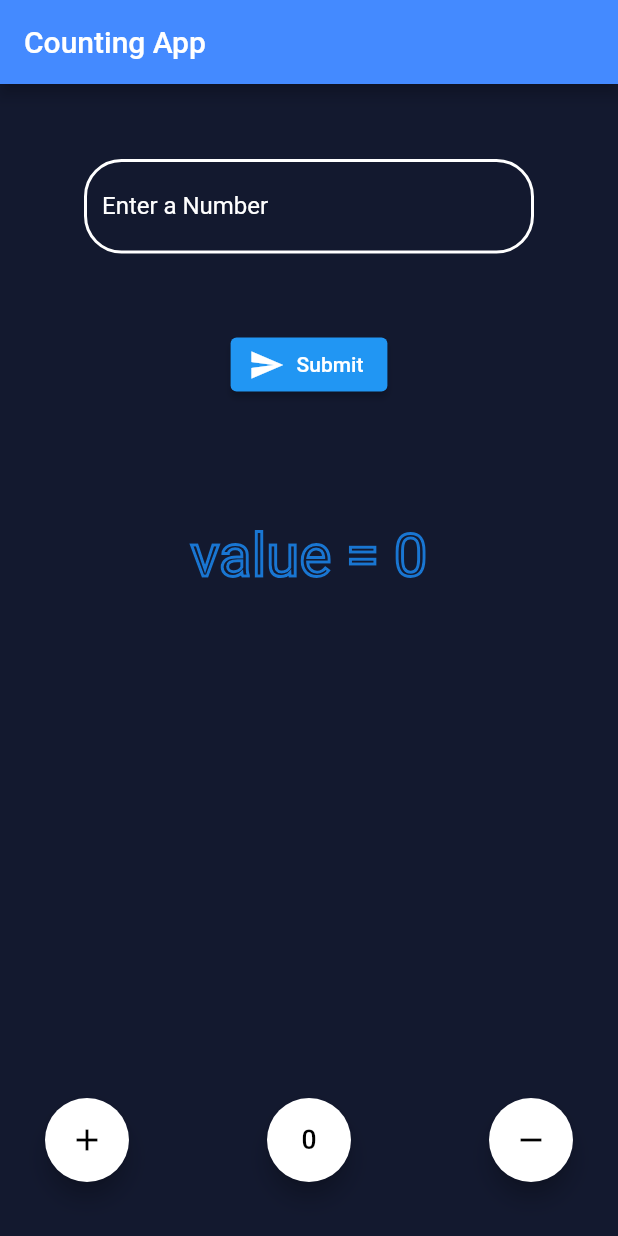
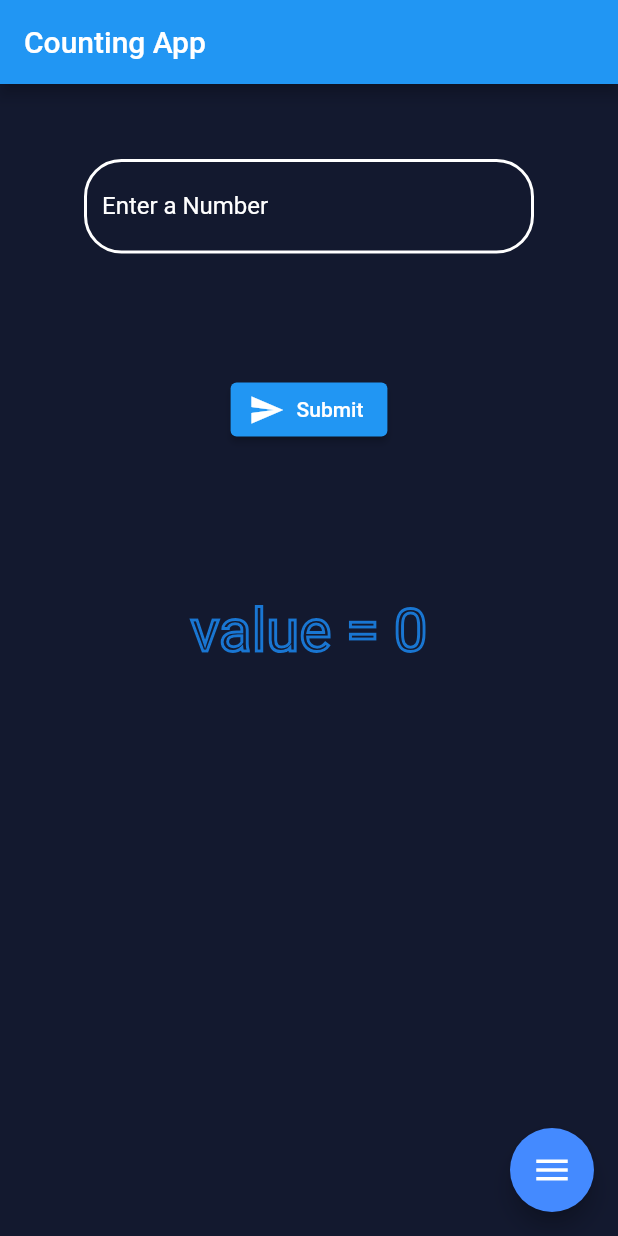
Before and after one commit to vatsalpatani/flutter_apps_code, a Flutter app: the screen it shows after launch, on a phone screen of 412 x 824 dp. Run offline on Flutter 3.47's test engine with Material 2 defaults, Android fonts, the phone set to English and light mode, and no system bars; drawn by our look-alikes of flutter_speed_dial.

Commit message:
new changes

```diff
--- a/lib/main.dart
+++ b/lib/main.dart
@@ -1,8 +1,9 @@
+// ignore_for_file: avoid_print
+
 import 'package:flutter/material.dart';
+import 'package:flutter_speed_dial/flutter_speed_dial.dart';
 
-void main() {
-  runApp(const MyApp());
-}
+void main() => runApp(const MyApp());
 
 class MyApp extends StatefulWidget {
   const MyApp({super.key});
@@ -12,32 +13,10 @@ class MyApp extends StatefulWidget {
 }
 
 class _MyAppState extends State<MyApp> {
-  @override
-  Widget build(BuildContext context) {
-    return MaterialApp(
-      debugShowCheckedModeBanner: false,
-      title: 'My App',
-      theme: ThemeData(
-        scaffoldBackgroundColor: const Color.fromARGB(255, 19, 25, 47),
-        primarySwatch: Colors.blue,
-      ),
-      home: //Home(),
-          const MyHomePage(title: 'Counting App'),
-    );
-  }
-}
+  int _counter = 0;
 
-class MyHomePage extends StatefulWidget {
-  const MyHomePage({Key? key, required this.title}) : super(key: key);
-  final String title;
+  var title = '';
 
-  @override
-  State<MyHomePage> createState() => _MyHomePageState();
-}
-
-class _MyHomePageState extends State<MyHomePage> {
-  int _counter = 0;
-  var title = '';
   String text = "No Value Entered";
 
   void _setText() {
@@ -64,12 +43,58 @@ class _MyHomePageState extends State<MyHomePage> {
     });
   }
 
+  SpeedDial buildSpeedDial() {
+    return SpeedDial(
+      animatedIcon: AnimatedIcons.menu_close,
+      animatedIconTheme: const IconThemeData(size: 28.0),
+      backgroundColor: Colors.blueAccent,
+      visible: true,
+      curve: Curves.bounceInOut,
+      children: [
+        SpeedDialChild(
+          child: const Icon(Icons.add, color: Colors.white),
+          backgroundColor: Colors.blue,
+          onTap: _incrementCounter,
+          label: 'Increment',
+          labelStyle:
+              const TextStyle(fontWeight: FontWeight.w500, color: Colors.white),
+          labelBackgroundColor: Colors.black,
+        ),
+        SpeedDialChild(
+          child: const Icon(Icons.remove, color: Colors.white),
+          backgroundColor: Colors.blue,
+          onTap: _decrementCounter,
+          label: 'Decrement',
+          labelStyle:
+              const TextStyle(fontWeight: FontWeight.w500, color: Colors.white),
+          labelBackgroundColor: Colors.black,
+        ),
+        SpeedDialChild(
+          child: const Icon(Icons.exposure_zero_sharp, color: Colors.white),
+          backgroundColor: Colors.blue,
+          onTap: _reset,
+          label: 'Reset',
+          labelStyle:
+              const TextStyle(fontWeight: FontWeight.w500, color: Colors.white),
+          labelBackgroundColor: Colors.black,
+        ),
+      ],
+    );
+  }
+
   @override
   Widget build(BuildContext context) {
-    return Scaffold(
+    return MaterialApp(
+      debugShowCheckedModeBanner: false,
+      title: 'My App',
+      theme: ThemeData(
+        scaffoldBackgroundColor: const Color.fromARGB(255, 19, 25, 47),
+        primarySwatch: Colors.blue,
+      ),
+      home: Scaffold(
         appBar: AppBar(
-        title: Text(widget.title),
-        backgroundColor: Colors.blueAccent,
+          title: const Text('Counting App'),
+          backgroundColor: Colors.blue,
         ),
         body: SingleChildScrollView(
           child: Column(
@@ -107,7 +132,7 @@ class _MyHomePageState extends State<MyHomePage> {
                 ),
               ),
               const SizedBox(
-              height: 50,
+                height: 80,
               ),
               Align(
                 child: ElevatedButton.icon(
@@ -119,7 +144,7 @@ class _MyHomePageState extends State<MyHomePage> {
                 ),
               ),
               const SizedBox(
-              height: 80,
+                height: 100,
               ),
               Align(
                 alignment: Alignment.center,
@@ -135,48 +160,13 @@ class _MyHomePageState extends State<MyHomePage> {
                   ),
                 ),
               ),
+              const SizedBox(
+                height: 150,
+              ),
             ],
           ),
         ),
-      floatingActionButtonLocation: FloatingActionButtonLocation.centerFloat,
-      floatingActionButton: Stack(
-        fit: StackFit.expand,
-        children: [
-          Positioned(
-            left: 30,
-            bottom: 20,
-            child: FloatingActionButton(
-              backgroundColor: Colors.white,
-              foregroundColor: Colors.black,
-              onPressed: _incrementCounter,
-              tooltip: 'Increment',
-              child: const Icon(Icons.add),
-            ),
-          ),
-          Positioned(
-            bottom: 20,
-            right: 30,
-            child: FloatingActionButton(
-              backgroundColor: Colors.white,
-              foregroundColor: Colors.black,
-              onPressed: _decrementCounter,
-              tooltip: 'Decrement',
-              child: const Icon(Icons.remove),
-            ),
-          ),
-          Positioned(
-            left: 90,
-            bottom: 20,
-            right: 90,
-            child: FloatingActionButton(
-              backgroundColor: Colors.white,
-              foregroundColor: Colors.black,
-              onPressed: _reset,
-              tooltip: 'Reset',
-              child: const Icon(Icons.exposure_zero_sharp),
-            ),
-          ),
-        ],
+        floatingActionButton: buildSpeedDial(),
       ),
     );
   }
--- a/pubspec.yaml
+++ b/pubspec.yaml
@@ -34,6 +34,7 @@ dependencies:
   # The following adds the Cupertino Icons font to your application.
   # Use with the CupertinoIcons class for iOS style icons.
   cupertino_icons: ^1.0.2
+  flutter_speed_dial: ^6.0.0
 
 dev_dependencies:
   flutter_test:
```
Also changed, not shown: pubspec.lock. Lines whose indentation alone changed are shown as unchanged.
